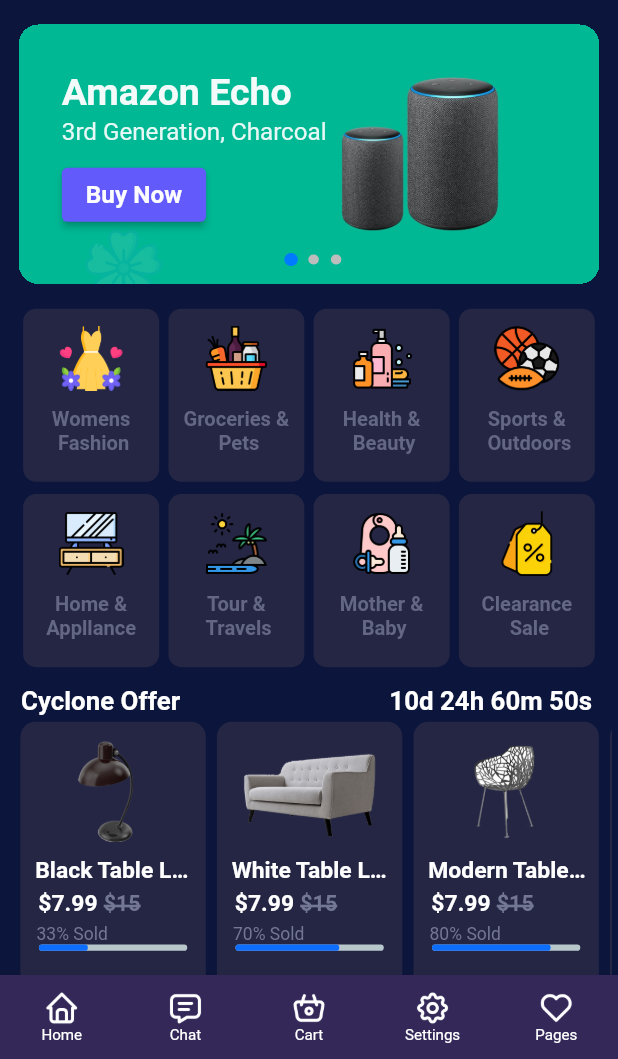
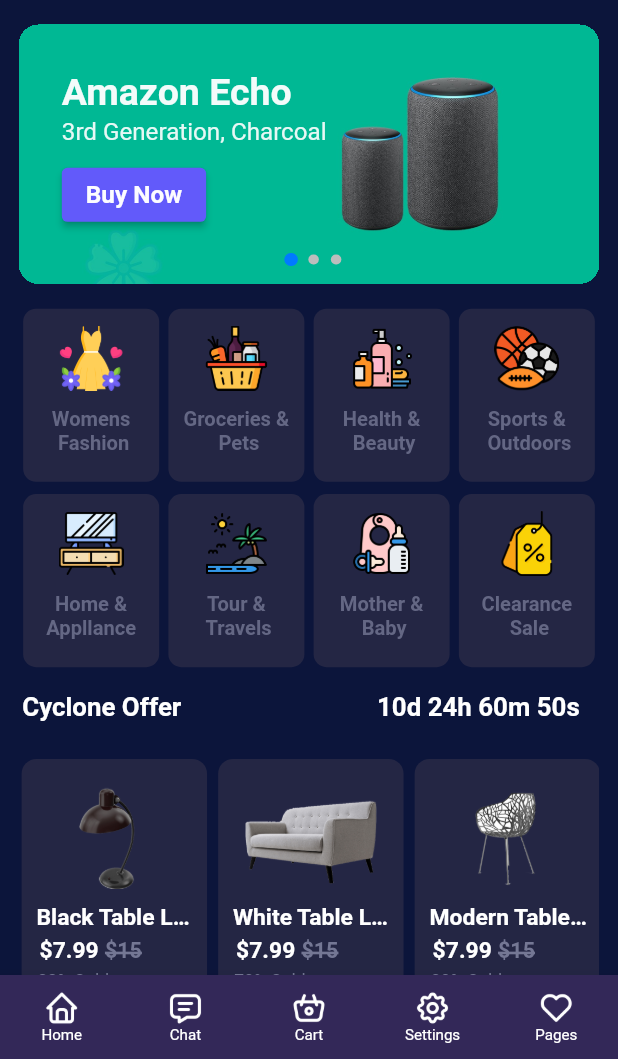
Before and after one commit to Alaminpk05/Suha, a Flutter app: the screen it shows after launch, after a tap on "Buy Now", on a phone screen of 412 x 824 dp, the part 177-1236 px from its top. Run offline on Flutter 3.47's test engine with Material 3 defaults, Android fonts, the light colour scheme and no system bars; drawn by our look-alikes of percent_indicator, smooth_page_indicator; our stand-ins replace badges, responsive_sizer; Roboto replaces fonts that are missing (PlusJakartaSans-Regular.ttf).

Commit message:
make padding responsive for tablet

```diff
--- a/lib/main.dart
+++ b/lib/main.dart
@@ -1,5 +1,4 @@
 import 'package:flutter/material.dart';
-import 'package:flutter/services.dart';
 import 'package:responsive_sizer/responsive_sizer.dart';
 import 'package:shuhaui/tabapges.dart';
 
--- a/lib/pages/Home/Widgets/SectionWidgets/category.dart
+++ b/lib/pages/Home/Widgets/SectionWidgets/category.dart
@@ -1,5 +1,4 @@
 import 'package:flutter/material.dart';
-import 'package:responsive_sizer/responsive_sizer.dart';
 import 'package:shuhaui/pages/categoryView.dart';
 import 'package:shuhaui/utils/constant.dart';
 import 'package:shuhaui/utils/respnsive_helper.dart';
--- a/lib/pages/Home/Widgets/SectionWidgets/collectionSection.dart
+++ b/lib/pages/Home/Widgets/SectionWidgets/collectionSection.dart
@@ -1,6 +1,8 @@
 import 'package:flutter/cupertino.dart';
 import 'package:flutter/material.dart';
 import 'package:responsive_sizer/responsive_sizer.dart';
+import 'package:shuhaui/utils/constant.dart';
+import 'package:shuhaui/utils/respnsive_helper.dart';
 
 import '../singlewidgets/collectionscard.dart';
 import '../singlewidgets/viewallButton.dart';
@@ -19,7 +21,13 @@
 
   @override
   Widget build(BuildContext context) {
-    return Container(
+    return Padding(
+      padding: ResponsiveHelper.isMobile(context)
+          ? EdgeInsets.only(
+              top: widgetTopPad, left: homeMobLP, right: homeMobRP)
+          : EdgeInsets.only(
+              top: widgetTopPad, left: homeTabLP, right: homeTabRP),
+      child: Container(
 
 
         child: Column(
@@ -50,6 +58,7 @@
             ),
           ],
         ),
+      ),
     );
   }
 }
--- a/lib/pages/Home/Widgets/SectionWidgets/cycloneoffer.dart
+++ b/lib/pages/Home/Widgets/SectionWidgets/cycloneoffer.dart
@@ -1,5 +1,6 @@
 import 'package:flutter/material.dart';
 import 'package:responsive_sizer/responsive_sizer.dart';
+import 'package:shuhaui/utils/respnsive_helper.dart';
 import '../../../../utils/constant.dart';
 import '../singlewidgets/cycloneofferCard.dart';
 
@@ -40,8 +41,11 @@
   @override
   Widget build(BuildContext context) {
     return Container(
-      padding:
-          EdgeInsets.only(top: 1.5.h, left: 2.8.w, right: 1.w, bottom: 1.h),
+      padding: ResponsiveHelper.isMobile(context)
+          ? EdgeInsets.only(
+              top: widgetTopPad, left: homeMobLP, right: homeMobRP)
+          : EdgeInsets.only(
+              top: sectionTopPad, left: homeTabLP, right: homeTabRP),
       child: Column(
         mainAxisAlignment: MainAxisAlignment.start,
         crossAxisAlignment: CrossAxisAlignment.start,
@@ -70,6 +74,7 @@
               ],
             ),
           ),
+          SizedBox(height:sectionTopPad,),
           SizedBox(
               height: 46.5.w,
               width: 100.w,
--- a/lib/pages/Home/Widgets/SectionWidgets/discount.dart
+++ b/lib/pages/Home/Widgets/SectionWidgets/discount.dart
@@ -1,5 +1,7 @@
 import 'package:flutter/material.dart';
 import 'package:responsive_sizer/responsive_sizer.dart';
+import 'package:shuhaui/utils/constant.dart';
+import 'package:shuhaui/utils/respnsive_helper.dart';
 import '../singlewidgets/textwidget.dart';
 
 
@@ -10,10 +12,16 @@
 
   @override
   Widget build(BuildContext context) {
-    return Container(
+    return Padding(
+      padding: ResponsiveHelper.isMobile(context)
+          ? EdgeInsets.only(
+              top: widgetTopPad, left: homeMobLP, right: homeMobRP)
+          : EdgeInsets.only(
+              top: widgetTopPad, left: homeTabLP, right: homeTabRP),
+      child: Container(
         height:20.h,
         width: double.infinity,
-      margin: const EdgeInsets.all(16),
+
         decoration: BoxDecoration(
           gradient: const LinearGradient(
             colors: [
@@ -74,6 +82,7 @@
             ),
           ],
         ),
+      ),
     );
   }
 }
--- a/lib/pages/Home/Widgets/SectionWidgets/discount2.dart
+++ b/lib/pages/Home/Widgets/SectionWidgets/discount2.dart
@@ -1,5 +1,7 @@
 import 'package:flutter/material.dart';
 import 'package:responsive_sizer/responsive_sizer.dart';
+import 'package:shuhaui/utils/constant.dart';
+import 'package:shuhaui/utils/respnsive_helper.dart';
 
 
 class DiscountSection2 extends StatelessWidget {
@@ -9,10 +11,16 @@
 
   @override
   Widget build(BuildContext context) {
-    return Container(
+    return Padding(
+     padding: ResponsiveHelper.isMobile(context)
+          ? EdgeInsets.only(
+              top: widgetTopPad, left: homeMobLP, right: homeMobRP)
+          : EdgeInsets.only(
+              top: widgetTopPad, left: homeTabLP, right: homeTabRP),
+      child: Container(
         height:20.h,
         width: double.infinity,
-      margin: const EdgeInsets.all(16),
+
         decoration: BoxDecoration(
           gradient: const LinearGradient(
             colors: [
@@ -76,6 +84,7 @@
 
           ],
         ),
+      ),
     );
   }
 
--- a/lib/pages/Home/Widgets/SectionWidgets/featuredproductsSection.dart
+++ b/lib/pages/Home/Widgets/SectionWidgets/featuredproductsSection.dart
@@ -2,6 +2,8 @@
 import 'package:flutter/material.dart';
 import 'package:responsive_sizer/responsive_sizer.dart';
 import 'package:shuhaui/pages/Home/Widgets/singlewidgets/viewallButton.dart';
+import 'package:shuhaui/utils/constant.dart';
+import 'package:shuhaui/utils/respnsive_helper.dart';
 
 import '../singlewidgets/featuredproducts.dart';
 
@@ -17,7 +19,11 @@
   @override
   Widget build(BuildContext context) {
     return Padding(
-      padding: EdgeInsets.only(left: 3.w),
+     padding: ResponsiveHelper.isMobile(context)
+          ? EdgeInsets.only(
+              top: widgetTopPad, left: homeMobLP, right: homeMobRP)
+          : EdgeInsets.only(
+              top: widgetTopPad, left: homeTabLP, right: homeTabRP),
       child: Column(
 
         crossAxisAlignment: CrossAxisAlignment.start,
--- a/lib/pages/Home/Widgets/SectionWidgets/themeswitch.dart
+++ b/lib/pages/Home/Widgets/SectionWidgets/themeswitch.dart
@@ -1,5 +1,7 @@
 import 'package:flutter/material.dart';
 import 'package:responsive_sizer/responsive_sizer.dart';
+import 'package:shuhaui/utils/constant.dart';
+import 'package:shuhaui/utils/respnsive_helper.dart';
 
 class ThemeSwitch extends StatelessWidget {
   const ThemeSwitch({
@@ -11,11 +13,17 @@
 
   @override
   Widget build(BuildContext context) {
-    return ColorFiltered(
+    return Padding(
+     padding: ResponsiveHelper.isMobile(context)
+          ? EdgeInsets.only(
+              top: widgetTopPad, left: homeMobLP, right: homeMobRP)
+          : EdgeInsets.only(
+              top: widgetTopPad, left: homeTabLP, right: homeTabRP),
+      child: ColorFiltered(
         colorFilter: ColorFilter.mode(
             Colors.black.withOpacity(0.5) , BlendMode.dstATop),
         child: Container(
-        margin: EdgeInsets.symmetric(horizontal: 3.5.w),
+
 
           height: 21.h,
           width: double.infinity,
@@ -54,6 +62,7 @@
             ),
           ),
         ),
+      ),
     );
   }
 }
--- a/lib/pages/Home/Widgets/SectionWidgets/topproducts.dart
+++ b/lib/pages/Home/Widgets/SectionWidgets/topproducts.dart
@@ -1,5 +1,7 @@
 import 'package:flutter/material.dart';
 import 'package:responsive_sizer/responsive_sizer.dart';
+import 'package:shuhaui/utils/constant.dart';
+import 'package:shuhaui/utils/respnsive_helper.dart';
 
 import '../singlewidgets/topProductwithouttime.dart';
 import '../singlewidgets/topproductswithcountdownCard.dart';
@@ -24,7 +26,11 @@
   @override
   Widget build(BuildContext context) {
     return Padding(
-      padding: EdgeInsets.only(left: 3.w,),
+      padding: ResponsiveHelper.isMobile(context)
+          ? EdgeInsets.only(
+              top: widgetTopPad, left: homeMobLP, right: homeMobRP)
+          : EdgeInsets.only(
+              top: widgetTopPad, left: homeTabLP, right: homeTabRP),
       child: Column(
         children: [
           ViewProductlist( productListviewTitle: 'Top Products',
--- a/lib/pages/Home/Widgets/SectionWidgets/weeklybestsellers.dart
+++ b/lib/pages/Home/Widgets/SectionWidgets/weeklybestsellers.dart
@@ -1,5 +1,6 @@
 import 'package:flutter/cupertino.dart';
 import 'package:responsive_sizer/responsive_sizer.dart';
+import 'package:shuhaui/utils/respnsive_helper.dart';
 
 import '../../../../utils/constant.dart';
 import '../singlewidgets/viewallButton.dart';
@@ -17,7 +18,11 @@
     return Column(
       children: [
         Padding(
-          padding: EdgeInsets.only(left: 3.w),
+          padding: ResponsiveHelper.isMobile(context)
+          ? EdgeInsets.only(
+              top: widgetTopPad, left: homeMobLP, right: homeMobRP)
+          : EdgeInsets.only(
+              top: widgetTopPad, left: homeTabLP, right: homeTabRP),
           child:  ViewProductlist(productListviewTitle: 'Weekly Best Sellers', ontab: () {  },),
         ),
         ListView.builder(
--- a/lib/pages/Home/Widgets/singlewidgets/categorybuttonwidget.dart
+++ b/lib/pages/Home/Widgets/singlewidgets/categorybuttonwidget.dart
@@ -1,6 +1,5 @@
 import 'package:flutter/cupertino.dart';
 import 'package:responsive_sizer/responsive_sizer.dart';
-import 'package:shuhaui/utils/constant.dart';
 import 'package:shuhaui/utils/respnsive_helper.dart';
 
 class CategoryWidget extends StatelessWidget {
--- a/lib/pages/Home/Widgets/singlewidgets/cycloneofferCard.dart
+++ b/lib/pages/Home/Widgets/singlewidgets/cycloneofferCard.dart
@@ -2,6 +2,8 @@
 import 'package:percent_indicator/linear_percent_indicator.dart';
 import 'package:responsive_sizer/responsive_sizer.dart';
 import 'package:shuhaui/pages/productproductlist.dart';
+import 'package:shuhaui/utils/constant.dart';
+import 'package:shuhaui/utils/respnsive_helper.dart';
 
 class CycloneOfferWidget extends StatelessWidget {
   const CycloneOfferWidget({
@@ -16,21 +18,25 @@
 
   @override
   Widget build(BuildContext context) {
+    var Tablet = ResponsiveHelper.isTablet(context);
+    var Mobile = ResponsiveHelper.isMobile(context);
     return GestureDetector(
       onTap: () {
         Navigator.push(context,
             MaterialPageRoute(builder: (context) => const ProductList()));
       },
       child: Container(
-          height: 22.h,
+
+          height: Mobile?22.h:18.h,
           width: 30.w,
           margin: EdgeInsets.only(
-              top: 0.5.h, left: 0.5.w, right: 0.65.h, bottom: 0.5.h),
+              top: 0.5.h, left: 0.5.w,
+              right: 0.65.h, bottom: 0.5.h),
           decoration: BoxDecoration(
               color: const Color.fromRGBO(36, 38, 68, 1),
               borderRadius: BorderRadius.circular(10)),
           padding: EdgeInsets.only(
-              left: 1.9.w, right: 1.9.w, bottom: 2.h, top: 1.5.h),
+              left: 1.9.w, right: 1.9.w, bottom: 2.h, top: Mobile?2.3.h:0),
           child: Column(
             crossAxisAlignment: CrossAxisAlignment.start,
             mainAxisAlignment: MainAxisAlignment.start,
--- a/lib/pages/Home/Widgets/singlewidgets/featuredproducts.dart
+++ b/lib/pages/Home/Widgets/singlewidgets/featuredproducts.dart
@@ -14,7 +14,8 @@
 
   @override
   Widget build(BuildContext context) {
-    return GestureDetector(
+    return Expanded(
+      child: GestureDetector(
         onTap: ontap,
         child: Container(
             height: 20.h,
@@ -124,6 +125,7 @@
 
               ],
             )),
+      ),
     );
   }
 }
--- a/lib/pages/Home/Widgets/singlewidgets/topproductswithcountdownCard.dart
+++ b/lib/pages/Home/Widgets/singlewidgets/topproductswithcountdownCard.dart
@@ -14,7 +14,8 @@
     required digitMinutes,
     required digitSeconds,
     }) {
-  return Stack(
+  return Expanded(
+    child: Stack(
       children: [
         Container(
           height: 30.h,
@@ -163,5 +164,6 @@
           ),
         ),
       ],
+    ),
   );
 }
--- a/lib/utils/constant.dart
+++ b/lib/utils/constant.dart
@@ -1,14 +1,15 @@
 import 'package:flutter/material.dart';
 import 'package:responsive_sizer/responsive_sizer.dart';
 
-final homeTabRP = 20.w;
-final homeTabLP = 20.w;
+final homeTabRP = 15.w;
+final homeTabLP = 15.w;
 final homeMobRP = 3.w;
 final homeMobLP = 3.w;
 final homeTopPad = 2.h;
 final widgetTopPad = 2.h;
 final oneHeightPad = 1.h;
 final sectionTopPad = 2.5.h;
+
 final widgetRPad = 1.w;
 
 final PageController pageController = PageController();
```
Lines whose indentation alone changed are shown as unchanged.
